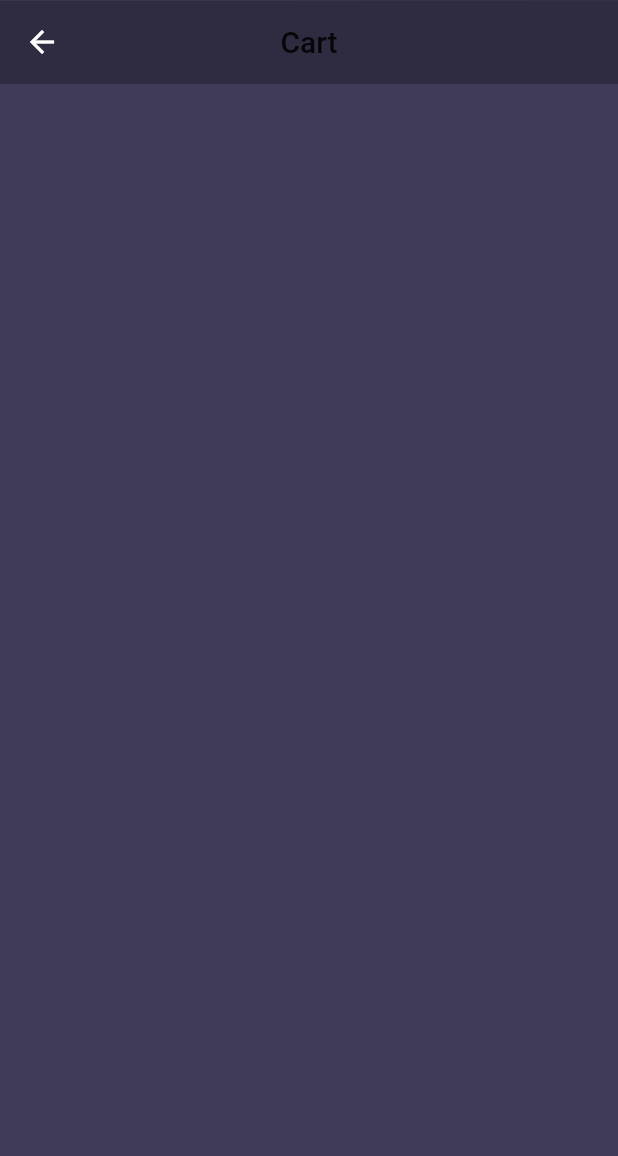
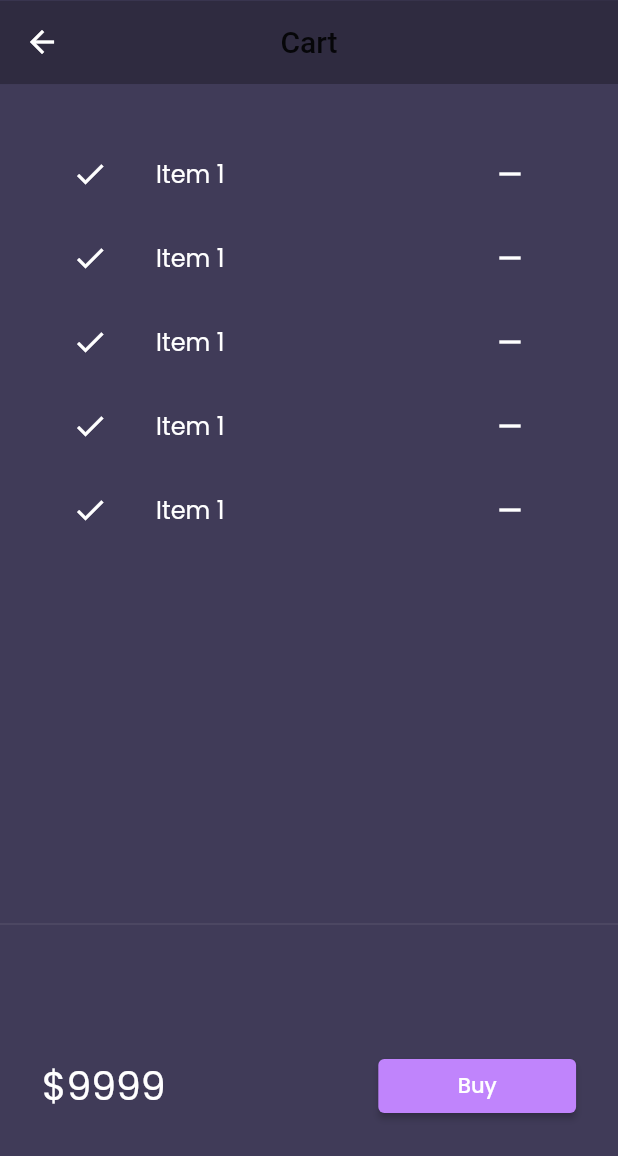
Before and after one commit to AbdulSattarSuleman/30daysFlutter, a Flutter app: the CartPage screen opened by its route, on a phone screen of 412 x 824 dp. Shown: the top 1156 px of the screen. Run offline on Flutter 3.47's test engine with Material 2 defaults, Android fonts, the phone set to English and light mode, and no system bars; our stand-ins replace google_fonts, velocity_x; network calls fail.

Commit message:
Day 22 cart Page Partially Design

```diff
--- a/lib/pages/cart_page.dart
+++ b/lib/pages/cart_page.dart
@@ -1,3 +1,5 @@
+// ignore_for_file: prefer_const_constructors
+
 import 'package:day3/widgets/themes.dart';
 import 'package:flutter/material.dart';
 import 'package:velocity_x/velocity_x.dart';
@@ -14,6 +16,62 @@ class CartPage extends StatelessWidget {
         centerTitle: true,
         title: "Cart".text.make(),
       ),
+      body: Column(
+        children: [
+          _CartList().p32().expand(),
+          Divider(),
+          _CartTotal(),
+        ],
+      ),
     );
   }
 }
+
+class _CartTotal extends StatelessWidget {
+  const _CartTotal({Key? key}) : super(key: key);
+
+  @override
+  Widget build(BuildContext context) {
+    return SizedBox(
+      height: 200,
+      child: Row(
+        mainAxisAlignment: MainAxisAlignment.spaceAround,
+        children: [
+          "\$9999".text.xl3.color(context.theme.accentColor).make(),
+          30.widthBox,
+          ElevatedButton(
+            onPressed: () {},
+            style: ButtonStyle(
+              backgroundColor:
+                  MaterialStateProperty.all(context.theme.buttonColor),
+            ),
+            child: "Buy".text.white.make(),
+          ).w32(context)
+        ],
+      ),
+    );
+  }
+}
+
+class _CartList extends StatefulWidget {
+  const _CartList({Key? key}) : super(key: key);
+
+  @override
+  __CartListState createState() => __CartListState();
+}
+
+class __CartListState extends State<_CartList> {
+  @override
+  Widget build(BuildContext context) {
+    return ListView.builder(
+      itemCount: 5,
+      itemBuilder: (context, index) {
+        return ListTile(
+          leading: Icon(Icons.done),
+          trailing: IconButton(onPressed: () {}, icon: Icon(Icons.remove)),
+          title: "Item 1".text.make(),
+        );
+      },
+    );
+  }
+}
```
Also changed, not shown: lib/widgets/themes.dart (+7 -4 lines).
